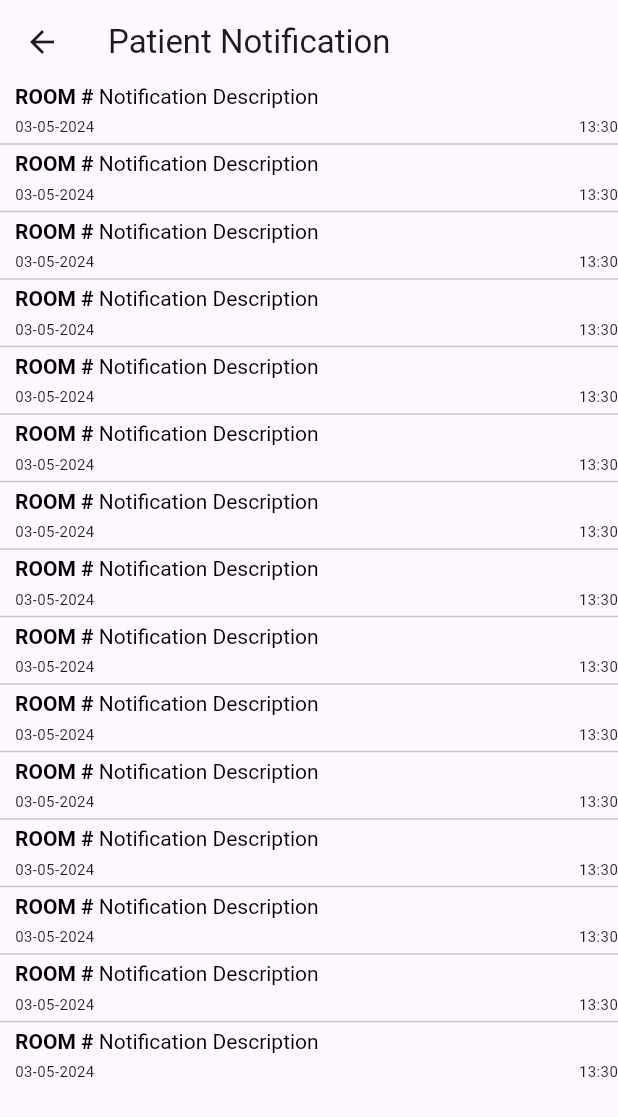
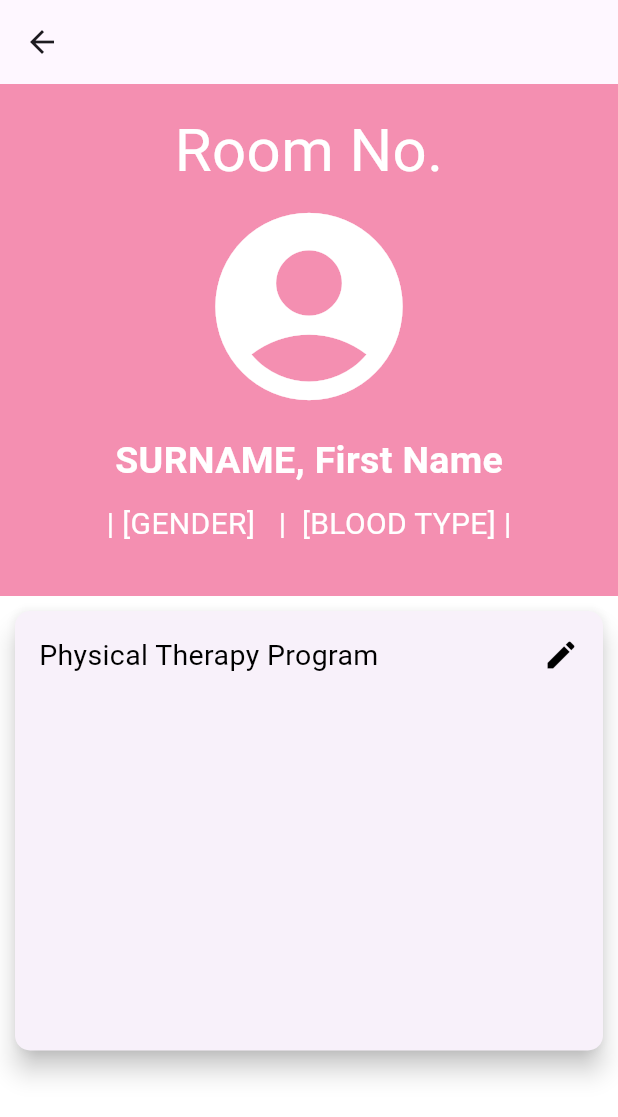
Before and after one commit to CSE396-Group10-2024/PAES-MOBILE-APPLICATION, a Flutter app: the screen it shows after launch, after a tap on "Login", on a phone screen of 412 x 824 dp. Shown: the top 1117 px of the screen. Run offline on Flutter 3.47's test engine with Material 3 defaults, Android fonts, the phone set to English and light mode, and no system bars.

Commit message:
created patient profile

```diff
--- /dev/null
+++ b/lib/exercise_card.dart
@@ -0,0 +1,39 @@
+import 'package:flutter/material.dart';
+
+class ExerciseCard extends StatelessWidget {
+  const ExerciseCard();
+
+  @override
+  Widget build(BuildContext context) {
+    return Card(
+      margin: const EdgeInsets.symmetric(horizontal: 10, vertical: 10),
+      elevation: 7,
+      shape: RoundedRectangleBorder(
+        borderRadius: BorderRadius.circular(10),
+      ),
+      child: Padding(
+        padding: const EdgeInsets.only(
+          left: 16.0,
+          top: 16,
+          bottom: 250,
+          right: 16,
+        ),
+        child: Row(
+          mainAxisAlignment: MainAxisAlignment.spaceBetween,
+          children: <Widget>[
+            Expanded(
+              child: Text(
+                "Physical Therapy Program",
+                style: TextStyle(fontSize: 19, color: Colors.black),
+              ),
+            ),
+            Icon(
+              Icons.edit,
+              color: Colors.black,
+            ),
+          ],
+        ),
+      ),
+    );
+  }
+}
--- a/lib/login_page.dart
+++ b/lib/login_page.dart
@@ -1,6 +1,7 @@
 import 'package:flutter/material.dart';
 import 'signup_page.dart';
 import 'notification_page.dart';
+import 'patientProfile_page.dart';
 
 class LoginPage extends StatefulWidget {
   @override
@@ -15,14 +16,8 @@ class _LoginPageState extends State<LoginPage> {
   Widget build(BuildContext context) {
     return Container(
       decoration: const BoxDecoration(
-          gradient: LinearGradient(
-            begin: Alignment.topRight,
-            end: Alignment.bottomLeft,
-            colors: [
-              Colors.pink,
-              Colors.yellow,
-            ],
-          )),
+          color: Colors.grey,
+      ),
       child: Scaffold(
         backgroundColor: Colors.transparent,
         body: _page(),
@@ -32,13 +27,11 @@ class _LoginPageState extends State<LoginPage> {
 
   Widget _page() {
     return Padding(
-      padding: const EdgeInsets.all(32.0),
+      padding: const EdgeInsets.all(30.0),
       child: Center(
         child: Column(
           mainAxisAlignment: MainAxisAlignment.center,
           children: [
-            _icon(),
-            const SizedBox(height: 50),
             _inputField("Username", usernameController),
             const SizedBox(height: 20),
             _inputField("Password", passwordController, isPassword: true),
@@ -67,7 +60,7 @@ class _LoginPageState extends State<LoginPage> {
       {isPassword = false}) {
     var border = OutlineInputBorder(
         borderRadius: BorderRadius.circular(18),
-        borderSide: const BorderSide(color: Colors.white));
+        borderSide: const BorderSide(color: Colors.white, width: 2));
 
     return TextField(
       style: const TextStyle(color: Colors.white),
@@ -90,7 +83,7 @@ class _LoginPageState extends State<LoginPage> {
 
         Navigator.push(
           context,
-          MaterialPageRoute(builder: (context) => NotificationPage()),
+          MaterialPageRoute(builder: (context) => PatientProfile()),
         );
       },
       child: const SizedBox(
--- a/lib/notification_page.dart
+++ b/lib/notification_page.dart
@@ -6,7 +6,7 @@ class NotificationPage extends StatelessWidget {
   @override
   Widget build(BuildContext context){
     return Scaffold(
-      appBar: appBar(),
+      appBar: appBar(), //back button
       body: listView(),
     );
   }
--- a/lib/patientProfile_page.dart
+++ b/lib/patientProfile_page.dart
@@ -0,0 +1,67 @@
+import 'exercise_card.dart';
+import 'package:flutter/material.dart';
+import 'patient_information.dart';
+
+class PatientProfile extends StatelessWidget {
+
+  @override
+  Widget build(BuildContext context) {
+    return Scaffold(
+      appBar: appBar(), //back button
+      body: Stack(
+        children: <Widget>[
+          Column(
+            children: <Widget>[
+              Expanded(
+                flex: 4,
+                child: Container( // Wrap the Column with Container
+                  color: Colors.pink[200], // Set the background color to pink
+                  child: Stack(
+                    children: <Widget>[
+                      Padding(
+                        padding: const EdgeInsets.all(16),
+                        child: Column(
+                          children: [
+                            Align(
+                              alignment: Alignment.center,
+                              child: Text(
+                                "Room No.",
+                                textAlign: TextAlign.center,
+                                style: TextStyle(fontSize: 40, color: Colors.white),
+                              ),
+                            ),
+                            PatientInfo(),
+                          ],
+                        ),
+                      ),
+                    ],
+                  ),
+                ),
+              ),
+              Expanded(
+                flex: 5,
+                child: Container(
+                  color: Colors.white,
+                  child: Table(
+                    children: [
+                      TableRow(
+                        children: [
+                          ExerciseCard(),
+                        ],
+                      ),
+                    ],
+                  )
+                ),
+              ),
+            ],
+          ),
+        ],
+      ),
+    );
+  }
+
+  PreferredSizeWidget appBar(){
+    return AppBar(
+    );
+  }
+}
--- /dev/null
+++ b/lib/patient_information.dart
@@ -0,0 +1,44 @@
+import 'package:flutter/material.dart';
+
+class PatientInfo extends StatelessWidget{
+  @override
+  Widget build(BuildContext context){
+    return Expanded(
+      child: Column(
+        children: [
+          _icon(),
+
+          SizedBox(height: 10,),
+          Row(
+            mainAxisAlignment: MainAxisAlignment.center,
+            children: <Widget>[
+              Text(
+                "SURNAME, First Name",
+                style: TextStyle(color: Colors.white, fontSize: 25, fontWeight: FontWeight.bold),
+              ),
+            ],
+          ),
+          SizedBox(height: 10,),
+          Row(
+            mainAxisAlignment: MainAxisAlignment.center,
+            children: <Widget>[
+              Text(
+              "| [GENDER]   |  [BLOOD TYPE] |",
+              style: TextStyle(color: Colors.white, fontSize: 20),
+              )
+            ],
+          )
+        ],
+      ),
+    );
+  }
+
+  Widget _icon(){
+    return Container(
+      child: Icon(
+        Icons.account_circle,
+        color: Colors.white,
+        size: 150,
+      ));
+  }
+}
```
